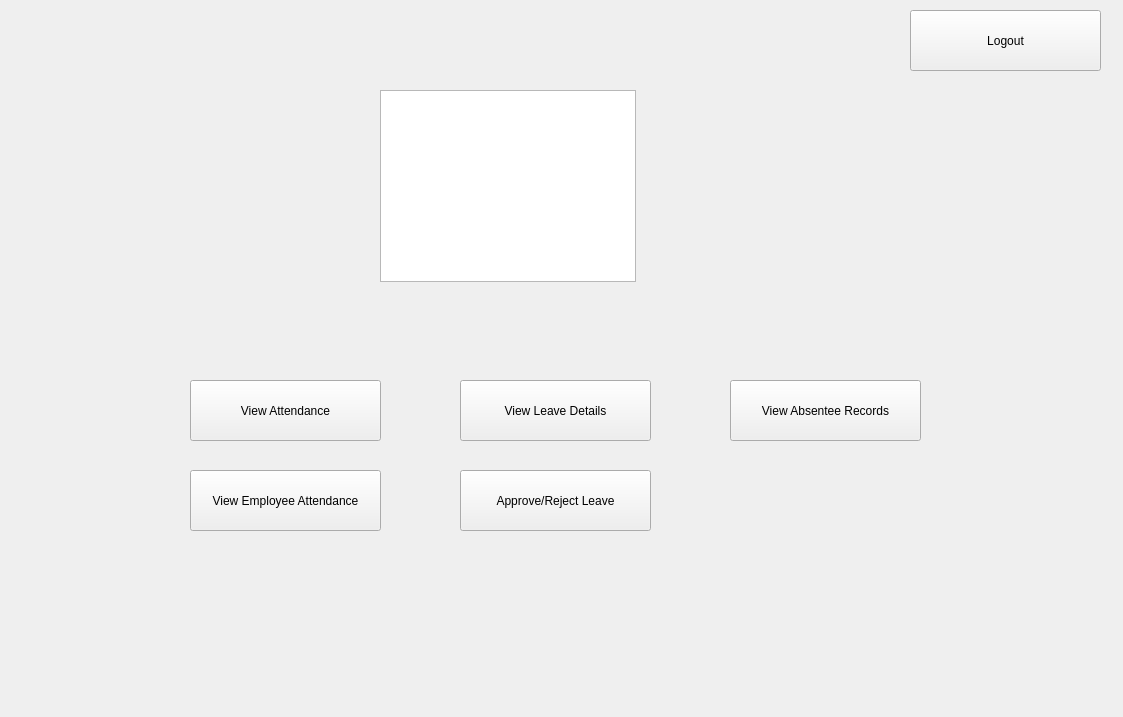
First picture: the form in Maintendance/supervisorlogin.ui, repository markhan101/Maintendance, before the edit.
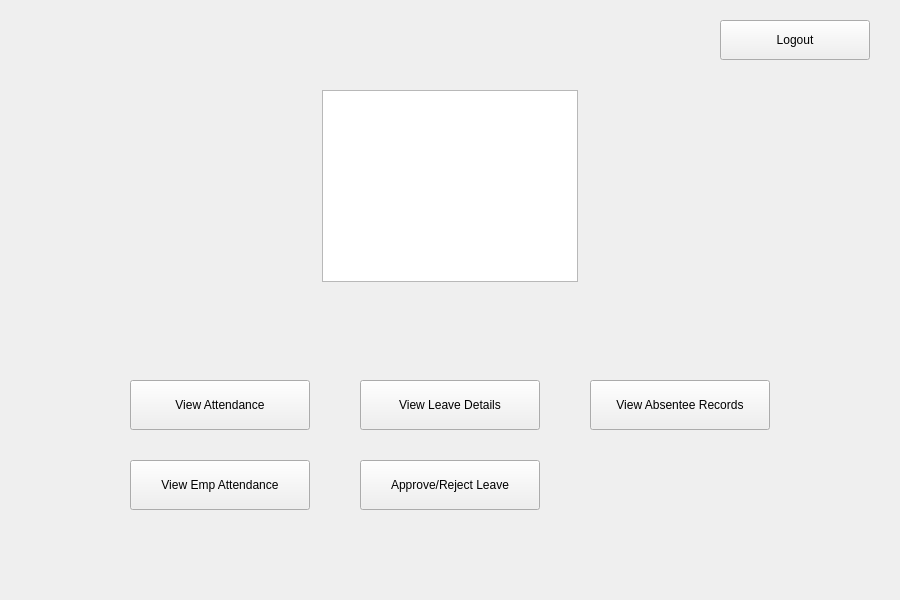
Second picture: the form after the edit. Icons and pictures are not drawn.

```diff
--- a/Maintendance/supervisorlogin.ui
+++ b/Maintendance/supervisorlogin.ui
@@ -6,8 +6,8 @@
    <rect>
     <x>0</x>
     <y>0</y>
-    <width>1123</width>
-    <height>717</height>
+    <width>900</width>
+    <height>600</height>
    </rect>
   </property>
   <property name="windowTitle">
@@ -16,7 +16,7 @@
   <widget class="QGraphicsView" name="graphicsView">
    <property name="geometry">
     <rect>
-     <x>380</x>
+     <x>322</x>
      <y>90</y>
      <width>256</width>
      <height>192</height>
@@ -29,10 +29,10 @@
   <widget class="QPushButton" name="viewAttendanceButton">
    <property name="geometry">
     <rect>
-     <x>190</x>
+     <x>130</x>
      <y>380</y>
-     <width>191</width>
-     <height>61</height>
+     <width>180</width>
+     <height>50</height>
     </rect>
    </property>
    <property name="text">
@@ -42,10 +42,10 @@
   <widget class="QPushButton" name="viewLeaveDetailsButton">
    <property name="geometry">
     <rect>
-     <x>460</x>
+     <x>360</x>
      <y>380</y>
-     <width>191</width>
-     <height>61</height>
+     <width>180</width>
+     <height>50</height>
     </rect>
    </property>
    <property name="text">
@@ -55,10 +55,10 @@
   <widget class="QPushButton" name="viewAbsenteeRecordsButton">
    <property name="geometry">
     <rect>
-     <x>730</x>
+     <x>590</x>
      <y>380</y>
-     <width>191</width>
-     <height>61</height>
+     <width>180</width>
+     <height>50</height>
     </rect>
    </property>
    <property name="text">
@@ -68,23 +68,23 @@
   <widget class="QPushButton" name="viewEmployeeAttendanceButton">
    <property name="geometry">
     <rect>
-     <x>190</x>
-     <y>470</y>
-     <width>191</width>
-     <height>61</height>
+     <x>130</x>
+     <y>460</y>
+     <width>180</width>
+     <height>50</height>
     </rect>
    </property>
    <property name="text">
-    <string>View Employee Attendance</string>
+    <string>View Emp Attendance</string>
    </property>
   </widget>
   <widget class="QPushButton" name="approveRejectLeaveButton">
    <property name="geometry">
     <rect>
-     <x>460</x>
-     <y>470</y>
-     <width>191</width>
-     <height>61</height>
+     <x>360</x>
+     <y>460</y>
+     <width>180</width>
+     <height>50</height>
     </rect>
    </property>
    <property name="text">
@@ -94,10 +94,10 @@
   <widget class="QPushButton" name="logOutButton">
    <property name="geometry">
     <rect>
-     <x>910</x>
-     <y>10</y>
-     <width>191</width>
-     <height>61</height>
+     <x>720</x>
+     <y>20</y>
+     <width>150</width>
+     <height>40</height>
     </rect>
    </property>
    <property name="text">
```
Left out of the diff: 2 changed lines with no effect on the pictures.
